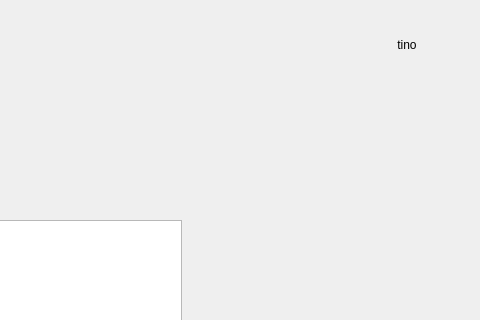
The window that ui/send.ui (gigeon/car_detection) describes before a commit, drawn with Qt 5; both pictures show x 348 to 828 and y 0 to 320 of the 828 by 633 pixel window.
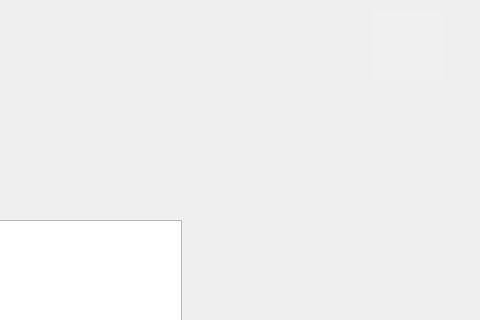
The same window after the commit.

Commit message: ui send 생성 및 수정

What changed in the file:
```diff
--- a/ui/send.ui
+++ b/ui/send.ui
@@ -62,7 +62,7 @@
      <string>API 전송</string>
     </property>
    </widget>
-   <widget class="QLabel" name="logo_lbl">
+   <widget class="QPushButton" name="logo_btn">
     <property name="geometry">
      <rect>
       <x>720</x>
@@ -72,13 +72,11 @@
      </rect>
     </property>
     <property name="styleSheet">
-     <string notr="true"/>
+     <string notr="true">background-color: rgb(240, 240, 240);
+border: none</string>
     </property>
     <property name="text">
-     <string>tino</string>
-    </property>
-    <property name="alignment">
-     <set>Qt::AlignCenter</set>
+     <string/>
     </property>
    </widget>
   </widget>
```
The commit also changes 9 other files.
